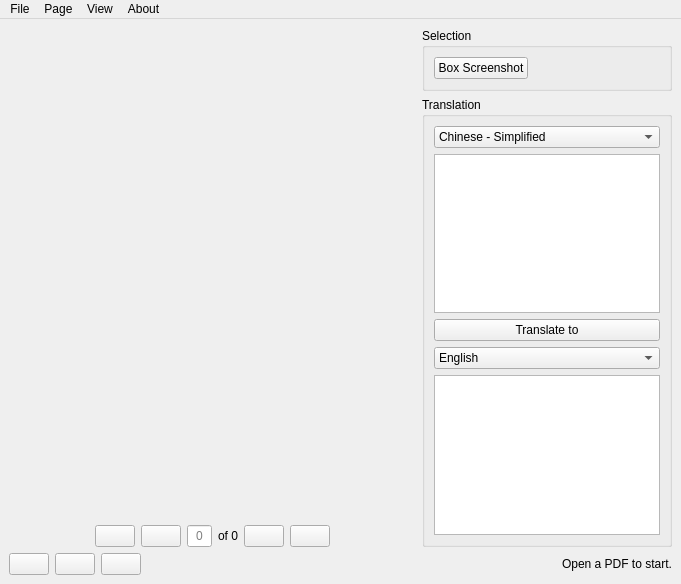
This is comic-lens/form.ui in kylekce/Comic-Lens as Qt 5 draws it before an edit. The edited form follows.
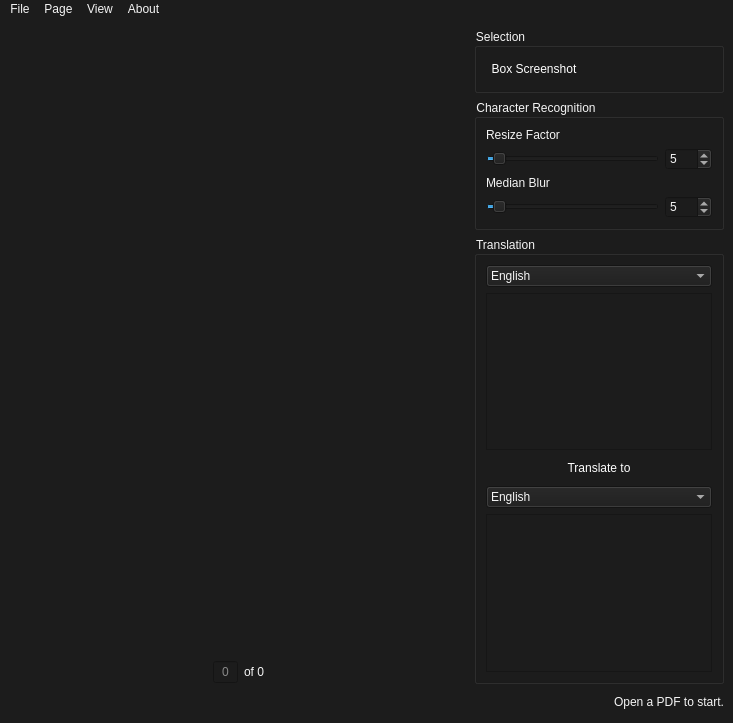
This is the edited form. Icons and pictures are not drawn.

Patch:
```diff
--- a/comic-lens/form.ui
+++ b/comic-lens/form.ui
@@ -6,8 +6,8 @@
    <rect>
     <x>0</x>
     <y>0</y>
-    <width>681</width>
-    <height>584</height>
+    <width>733</width>
+    <height>723</height>
    </rect>
   </property>
   <property name="sizePolicy">
@@ -19,6 +19,327 @@
   <property name="windowTitle">
    <string>Comic Lens</string>
   </property>
+  <property name="styleSheet">
+   <string notr="true">/*Copyright (c) DevSec Studio. All rights reserved.
+
+MIT License
+
+Permission is hereby granted, free of charge, to any person obtaining a copy
+of this software and associated documentation files (the &quot;Software&quot;), to deal
+in the Software without restriction, including without limitation the rights
+to use, copy, modify, merge, publish, distribute, sublicense, and/or sell
+copies of the Software, and to permit persons to whom the Software is
+furnished to do so, subject to the following conditions:
+
+The above copyright notice and this permission notice shall be included in all
+copies or substantial portions of the Software.
+
+THE SOFTWARE IS PROVIDED *AS IS*, WITHOUT WARRANTY OF ANY KIND, EXPRESS OR
+IMPLIED, INCLUDING BUT NOT LIMITED TO THE WARRANTIES OF MERCHANTABILITY,
+FITNESS FOR A PARTICULAR PURPOSE AND NONINFRINGEMENT. IN NO EVENT SHALL THE
+AUTHORS OR COPYRIGHT HOLDERS BE LIABLE FOR ANY CLAIM, DAMAGES OR OTHER
+LIABILITY, WHETHER IN AN ACTION OF CONTRACT, TORT OR OTHERWISE, ARISING FROM,
+OUT OF OR IN CONNECTION WITH THE SOFTWARE OR THE USE OR OTHER DEALINGS IN THE SOFTWARE.
+*/
+
+/*-----QWidget-----*/
+QWidget
+{
+	background-color: #1c1c1c;
+	color: #f5f5f5;
+	border-color: #000000;
+
+}
+
+
+/*-----QPushButton-----*/
+QPushButton
+{
+    background-color: transparent;
+    border: none;
+    border-radius : 0px;
+    color: rgb(255, 255, 255);
+	padding: 5px;
+
+}
+
+
+QPushButton::hover
+{
+    background-color: rgb(79, 79, 79);
+    border: none;
+    border-radius : 0px;
+    color: rgb(0, 0, 0);
+    font: bold 12px;
+
+}
+
+
+QPushButton::pressed
+{
+    background-color: #b4b4b4;
+    border: none;
+    border-radius : 0px;
+    color: rgb(0, 0, 0);
+    font: bold 12px;
+
+}
+
+
+/*-----QCheckBox-----*/
+QCheckBox
+{
+	background-color: transparent;
+	color: #b9b9bb;
+	font-weight: bold;
+
+}
+
+
+QCheckBox::indicator
+{
+    color: #b1b1b1;
+    background-color: #000;
+    border: 1px solid #41cd52;
+    width: 12px;
+    height: 12px;
+
+}
+
+
+QCheckBox::indicator:checked
+{
+    image:url(&quot;./ressources/check.png&quot;); /*To replace*/
+	background-color: #1f2b2b;
+    border: 1px solid #41cd52;
+
+}
+
+
+QCheckBox::indicator:unchecked:hover
+{
+    border: 1px solid #41cd52;
+
+}
+
+
+QCheckBox::disabled
+{
+	color: #656565;
+
+}
+
+
+QCheckBox::indicator:disabled
+{
+	background-color: #656565;
+	color: #656565;
+    border: 1px solid #656565;
+
+}
+
+
+/*-----QListView-----*/
+QListView 
+{
+    border : none;
+    background-color: #343434;
+    color: white;
+    show-decoration-selected: 1; /* make the selection span the entire width of the view */
+    outline: 0;
+	border: 1px solid gray;
+
+}
+
+
+QListView::disabled 
+{
+	background-color: #656565;
+	color: #1b1b1b;
+    border: 1px solid #656565;
+
+}
+
+
+QListView::item 
+{
+    padding: 1px;
+
+}
+
+
+QListView::item:alternate 
+{
+    background-color: #4a4b4d;
+
+}
+
+
+QListView::item:selected 
+{
+    border: 1px solid #6a6ea9;
+    border: none;
+    color: rgb(0, 0, 0);
+
+}
+
+
+QListView::item:selected:!active 
+{
+    background-color: #41cd52;
+    border: none;
+    color: rgb(0, 0, 0);
+
+}
+
+
+QListView::item:selected:active 
+{
+    background-color: #41cd52;
+    border: none;
+    color: rgb(0, 0, 0);
+
+}
+
+
+QListView::item:hover {
+    background-color: #262626;
+    border: none;
+    color: white;
+
+}
+
+
+/*-----QScrollBar-----*/
+QScrollBar:horizontal
+{
+    border: 1px solid #222222;
+    background-color: #3d3d3d;
+    height: 15px;
+    margin: 0px 16px 0 16px;
+
+}
+
+
+QScrollBar::handle:horizontal
+{
+    background-color: #41cd52;
+    min-height: 20px;
+
+}
+
+
+QScrollBar::add-line:horizontal
+{
+    border: 1px solid #1b1b19;
+    background-color: #41cd52;
+    width: 14px;
+    subcontrol-position: right;
+    subcontrol-origin: margin;
+
+}
+
+
+QScrollBar::sub-line:horizontal
+{
+    border: 1px solid #1b1b19;
+    background-color: #41cd52;
+    width: 14px;
+    subcontrol-position: left;
+    subcontrol-origin: margin;
+
+}
+
+
+QScrollBar::right-arrow:horizontal
+{
+    image: url(://arrow-right.png);
+    width: 6px;
+    height: 6px;
+
+}
+
+
+QScrollBar::left-arrow:horizontal
+{
+    image: url(://arrow-left.png);
+    width: 6px;
+    height: 6px;
+
+}
+
+
+QScrollBar::add-page:horizontal, QScrollBar::sub-page:horizontal
+{
+    background: none;
+
+}
+
+
+QScrollBar:vertical
+{
+    background-color: #3d3d3d;
+    width: 13px;
+    margin: 16px 0 16px 0;
+    border: 1px solid #222222;
+
+}
+
+
+QScrollBar::handle:vertical
+{
+    background-color: #41cd52;
+    min-height: 20px;
+
+}
+
+
+QScrollBar::add-line:vertical
+{
+    border: 1px solid #1b1b19;
+    background-color: #41cd52;
+    height: 14px;
+    subcontrol-position: bottom;
+    subcontrol-origin: margin;
+
+}
+
+
+QScrollBar::sub-line:vertical
+{
+    border: 1px solid #41cd52;
+    background-color: #41cd52;
+    height: 14px;
+    subcontrol-position: top;
+    subcontrol-origin: margin;
+
+}
+
+
+QScrollBar::up-arrow:vertical
+{
+    image: url(://arrow-up.png);
+    width: 6px;
+    height: 6px;
+
+}
+
+
+QScrollBar::down-arrow:vertical
+{
+    image: url(://arrow-down.png);
+    width: 6px;
+    height: 6px;
+
+}
+
+
+QScrollBar::add-page:vertical, QScrollBar::sub-page:vertical
+{
+    background-color: none;
+
+}</string>
+  </property>
   <widget class="QWidget" name="centralwidget">
    <property name="sizePolicy">
     <sizepolicy hsizetype="MinimumExpanding" vsizetype="Expanding">
@@ -192,7 +513,7 @@
        </layout>
       </item>
       <item>
-       <layout class="QVBoxLayout" name="main_layout_2" stretch="0,0">
+       <layout class="QVBoxLayout" name="main_layout_2" stretch="0,0,0">
         <property name="sizeConstraint">
          <enum>QLayout::SetDefaultConstraint</enum>
         </property>
@@ -235,6 +556,110 @@
           </layout>
          </widget>
         </item>
+        <item>
+         <widget class="QGroupBox" name="groupBox_3">
+          <property name="title">
+           <string>Character Recognition</string>
+          </property>
+          <layout class="QVBoxLayout" name="verticalLayout_4">
+           <item>
+            <widget class="QLabel" name="label">
+             <property name="toolTip">
+              <string>Adjust the factor by which the image is resized. Larger values may improve OCR on high-resolution images. (default: 5).</string>
+             </property>
+             <property name="text">
+              <string>Resize Factor</string>
+             </property>
+            </widget>
+           </item>
+           <item>
+            <layout class="QHBoxLayout" name="horizontalLayout">
+             <item>
+              <widget class="QSlider" name="resize_factor_slider">
+               <property name="toolTip">
+                <string>Adjust the factor by which the image is resized. Larger values may improve OCR on high-resolution images. (default: 5).</string>
+               </property>
+               <property name="minimum">
+                <number>1</number>
+               </property>
+               <property name="maximum">
+                <number>100</number>
+               </property>
+               <property name="value">
+                <number>5</number>
+               </property>
+               <property name="orientation">
+                <enum>Qt::Horizontal</enum>
+               </property>
+              </widget>
+             </item>
+             <item>
+              <widget class="QSpinBox" name="resize_factor_box">
+               <property name="minimum">
+                <number>1</number>
+               </property>
+               <property name="maximum">
+                <number>100</number>
+               </property>
+               <property name="singleStep">
+                <number>1</number>
+               </property>
+               <property name="value">
+                <number>5</number>
+               </property>
+              </widget>
+             </item>
+            </layout>
+           </item>
+           <item>
+            <widget class="QLabel" name="label_2">
+             <property name="toolTip">
+              <string>Adjust the kernel size for median blur. This controls the degree of smoothing applied to the image. (default: 5).</string>
+             </property>
+             <property name="text">
+              <string>Median Blur</string>
+             </property>
+            </widget>
+           </item>
+           <item>
+            <layout class="QHBoxLayout" name="horizontalLayout_3">
+             <item>
+              <widget class="QSlider" name="median_blur_slider">
+               <property name="toolTip">
+                <string>Adjust the kernel size for median blur. This controls the degree of smoothing applied to the image. (default: 5).</string>
+               </property>
+               <property name="minimum">
+                <number>1</number>
+               </property>
+               <property name="maximum">
+                <number>100</number>
+               </property>
+               <property name="value">
+                <number>5</number>
+               </property>
+               <property name="orientation">
+                <enum>Qt::Horizontal</enum>
+               </property>
+              </widget>
+             </item>
+             <item>
+              <widget class="QSpinBox" name="median_blur_box">
+               <property name="minimum">
+                <number>1</number>
+               </property>
+               <property name="maximum">
+                <number>100</number>
+               </property>
+               <property name="value">
+                <number>5</number>
+               </property>
+              </widget>
+             </item>
+            </layout>
+           </item>
+          </layout>
+         </widget>
+        </item>
         <item>
          <widget class="QGroupBox" name="groupBox">
           <property name="sizePolicy">
@@ -258,6 +683,9 @@
              <property name="currentText">
               <string>English</string>
              </property>
+             <property name="currentIndex">
+              <number>4</number>
+             </property>
              <item>
               <property name="text">
                <string>Chinese - Simplified</string>
@@ -464,7 +892,7 @@
     <rect>
      <x>0</x>
      <y>0</y>
-     <width>681</width>
+     <width>733</width>
      <height>25</height>
     </rect>
    </property>
```
